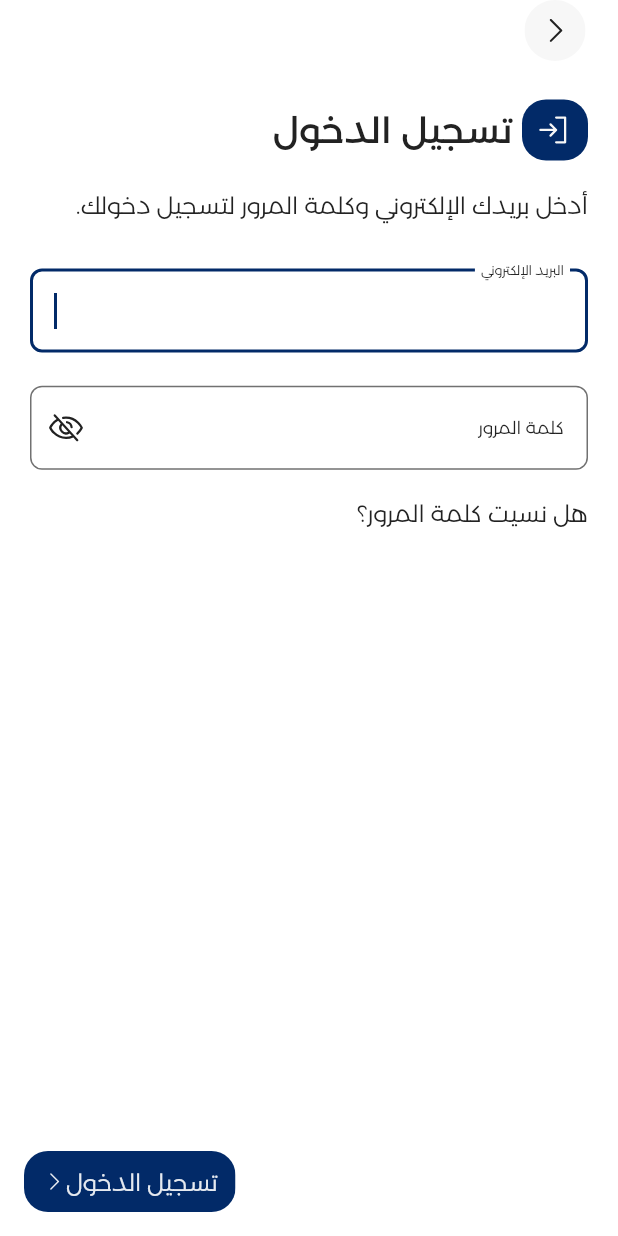
After one commit to HackerhaTeam/student_app, a Flutter app: the screen it shows after launch, on a phone screen of 412 x 824 dp. The commit adds this screen. Run offline on Flutter 3.47's test engine with Material 3 defaults, Android fonts, the phone set to English and light mode, and no system bars; our stand-ins replace flutter_bloc, flutter_svg, phosphor_flutter, pin_code_fields.

Commit message:
sign in Page UI Done

```diff
--- a/lib/core/widgets/custom_check_box.dart
+++ b/lib/core/widgets/custom_check_box.dart
@@ -1,6 +1,6 @@
 import 'package:flutter/material.dart';
 import 'package:student_hackerha/core/functions/get_responsive_size.dart';
-import 'package:student_hackerha/features/Auth/presentation/widgets/sign_up_page1_body.dart';
+import 'package:student_hackerha/features/Auth/presentation/widgets/signup_pages/sign_up_page1_body.dart';
 
 class CustomCheckBox extends StatelessWidget {
   const CustomCheckBox({
--- a/lib/core/widgets/custom_success_dialog.dart
+++ b/lib/core/widgets/custom_success_dialog.dart
@@ -28,7 +28,7 @@ class CustomSuccessDialog extends StatelessWidget {
       shape: RoundedRectangleBorder(borderRadius: BorderRadius.circular(20)),
       child: Padding(
         padding: EdgeInsets.symmetric(
-            horizontal: 24.w(context), vertical: 32.h(context)),
+            horizontal: 24.w(context), vertical: 24.h(context)),
         child: Column(
           mainAxisSize: MainAxisSize.min,
           children: [
@@ -38,7 +38,7 @@ class CustomSuccessDialog extends StatelessWidget {
               width: 115.w(context),
               fit: BoxFit.contain,
             ),
-            const SizedBox(height: 24),
+            SizedBox(height: 24.h(context)),
             Text(
               title,
               style: Theme.of(context)
@@ -47,7 +47,7 @@ class CustomSuccessDialog extends StatelessWidget {
                   .copyWith(fontWeight: FontWeight.bold),
               textAlign: TextAlign.center,
             ),
-            const SizedBox(height: 12),
+            SizedBox(height: 8.h(context)),
             Text(
               subtitle,
               style: Theme.of(context).textTheme.xParagraphLargeLose,
--- a/lib/features/Auth/presentation/pages/sign_up_pages/sign_up_page1.dart
+++ b/lib/features/Auth/presentation/pages/sign_up_pages/sign_up_page1.dart
@@ -1,7 +1,7 @@
 import 'package:flutter/material.dart';
 import 'package:student_hackerha/core/themes/extentions/app_backgrounds.dart';
 import 'package:student_hackerha/core/themes/extentions/app_content.dart';
-import 'package:student_hackerha/features/Auth/presentation/widgets/sign_up_page1_body.dart';
+import 'package:student_hackerha/features/Auth/presentation/widgets/signup_pages/sign_up_page1_body.dart';
 
 class SignUpPage1 extends StatelessWidget {
   const SignUpPage1({super.key, required this.onNext});
--- a/lib/features/Auth/presentation/pages/sign_up_pages/sign_up_page2.dart
+++ b/lib/features/Auth/presentation/pages/sign_up_pages/sign_up_page2.dart
@@ -2,7 +2,7 @@ import 'package:flutter/material.dart';
 import 'package:student_hackerha/core/themes/extentions/app_backgrounds.dart';
 import 'package:student_hackerha/core/themes/extentions/app_borders.dart';
 import 'package:student_hackerha/core/themes/extentions/app_content.dart';
-import 'package:student_hackerha/features/Auth/presentation/widgets/sign_up_page2_body.dart';
+import 'package:student_hackerha/features/Auth/presentation/widgets/signup_pages/sign_up_page2_body.dart';
 
 class SignUpPage2 extends StatelessWidget {
   const SignUpPage2({super.key, required this.onNext});
--- a/lib/features/Auth/presentation/pages/sign_up_pages/sign_up_page3.dart
+++ b/lib/features/Auth/presentation/pages/sign_up_pages/sign_up_page3.dart
@@ -1,5 +1,5 @@
 import 'package:flutter/material.dart';
-import 'package:student_hackerha/features/Auth/presentation/widgets/sign_up_page3_body.dart';
+import 'package:student_hackerha/features/Auth/presentation/widgets/signup_pages/sign_up_page3_body.dart';
 
 class SignUpPage3 extends StatelessWidget {
   const SignUpPage3({super.key, required this.onNext});
--- a/lib/features/Auth/presentation/pages/sign_up_pages/sign_up_page4.dart
+++ b/lib/features/Auth/presentation/pages/sign_up_pages/sign_up_page4.dart
@@ -1,5 +1,5 @@
 import 'package:flutter/material.dart';
-import 'package:student_hackerha/features/Auth/presentation/widgets/sign_up_page4_body.dart';
+import 'package:student_hackerha/features/Auth/presentation/widgets/signup_pages/sign_up_page4_body.dart';
 
 class SignUpPage4 extends StatelessWidget {
   const SignUpPage4({super.key, required this.onNext});
--- a/lib/features/Auth/presentation/pages/sign_up_pages/sign_up_page5.dart
+++ b/lib/features/Auth/presentation/pages/sign_up_pages/sign_up_page5.dart
@@ -1,5 +1,5 @@
 import 'package:flutter/material.dart';
-import 'package:student_hackerha/features/Auth/presentation/widgets/sign_up_page5_body.dart';
+import 'package:student_hackerha/features/Auth/presentation/widgets/signup_pages/sign_up_page5_body.dart';
 
 class SignUpPage5 extends StatelessWidget {
   const SignUpPage5({super.key, required this.onNext});
--- a/lib/features/Auth/presentation/pages/sign_up_pages/sign_up_page6.dart
+++ b/lib/features/Auth/presentation/pages/sign_up_pages/sign_up_page6.dart
@@ -1,6 +1,6 @@
 import 'package:flutter/material.dart';
 import 'package:student_hackerha/core/themes/extentions/app_backgrounds.dart';
-import 'package:student_hackerha/features/Auth/presentation/widgets/sign_up_page6_body.dart';
+import 'package:student_hackerha/features/Auth/presentation/widgets/signup_pages/sign_up_page6_body.dart';
 
 class SignUpPage6 extends StatelessWidget {
   const SignUpPage6({super.key, required this.onNext});
--- a/lib/features/Auth/presentation/widgets/buttons/floating_next_button.dart
+++ b/lib/features/Auth/presentation/widgets/buttons/floating_next_button.dart
@@ -12,11 +12,15 @@ class FloatingNextButton extends StatelessWidget {
     required this.formKey,
     required this.onNext,
     this.disabled,
+    this.buttonText,
+    this.width,
   });
 
   final GlobalKey<FormState> formKey;
   final VoidCallback onNext;
   final bool? disabled;
+  final String? buttonText;
+  final double? width;
   @override
   Widget build(BuildContext context) {
     final backgrounds = Theme.of(context).extension<AppBackgrounds>()!;
@@ -27,12 +31,12 @@ class FloatingNextButton extends StatelessWidget {
       borderRadius: 16.r(context),
       color: backgrounds.primaryBrand,
       height: 44.h(context),
-      width: 82.w(context),
+      width: width ?? 82.w(context),
       child: Row(
         mainAxisAlignment: MainAxisAlignment.center,
         children: [
           Text(
-            "التالي",
+            buttonText ?? "التالي",
             style: styles.xLabelLarge
                 .copyWith(color: content.brandDisabledPrimary),
           ),
--- a/lib/features/Auth/presentation/widgets/headers/auth_pages_header.dart
+++ b/lib/features/Auth/presentation/widgets/headers/auth_pages_header.dart
@@ -3,7 +3,7 @@ import 'package:flutter/material.dart';
 import 'package:student_hackerha/core/functions/get_responsive_size.dart';
 import 'package:student_hackerha/core/themes/extentions/app_backgrounds.dart';
 import 'package:student_hackerha/core/themes/typoGraphy/app_text_styles.dart';
-import 'package:student_hackerha/features/Auth/presentation/widgets/back_button.dart';
+import 'package:student_hackerha/features/Auth/presentation/widgets/buttons/back_button.dart';
 
 class AuthPagesHeader extends StatelessWidget {
   const AuthPagesHeader({
--- /dev/null
+++ b/lib/features/Auth/presentation/widgets/log_in_pages/log_in_page_body.dart
@@ -0,0 +1,129 @@
+// ignore_for_file: use_build_context_synchronously
+
+import 'package:flutter/material.dart';
+import 'package:phosphor_flutter/phosphor_flutter.dart';
+import 'package:student_hackerha/core/constants/assets.dart';
+import 'package:student_hackerha/core/functions/get_responsive_size.dart';
+import 'package:student_hackerha/core/themes/extentions/app_borders.dart';
+import 'package:student_hackerha/core/themes/extentions/app_content.dart';
+import 'package:student_hackerha/core/themes/typoGraphy/app_text_styles.dart';
+import 'package:student_hackerha/core/widgets/custom_success_dialog.dart';
+import 'package:student_hackerha/core/widgets/custom_text_field.dart';
+import 'package:student_hackerha/features/Auth/presentation/pages/sign_up_pages/sign_up_wrapper.dart';
+import 'package:student_hackerha/features/Auth/presentation/widgets/buttons/back_button.dart';
+import 'package:student_hackerha/features/Auth/presentation/widgets/buttons/floating_next_button.dart';
+import 'package:student_hackerha/features/Auth/presentation/widgets/headers/introduction_header.dart';
+
+class LoginPageBody extends StatefulWidget {
+  const LoginPageBody({super.key});
+
+  @override
+  State<LoginPageBody> createState() => _LoginPageBodyState();
+}
+
+class _LoginPageBodyState extends State<LoginPageBody> {
+  final TextEditingController emailController = TextEditingController();
+  final TextEditingController passwordController = TextEditingController();
+  final GlobalKey<FormState> formKey = GlobalKey<FormState>();
+  final FocusNode emailFocusNode = FocusNode();
+  @override
+  void initState() {
+    super.initState();
+
+    WidgetsBinding.instance.addPostFrameCallback((_) {
+      emailFocusNode.requestFocus();
+    });
+  }
+
+  @override
+  Widget build(BuildContext context) {
+    final content = Theme.of(context).extension<AppContent>()!;
+    final border = Theme.of(context).extension<AppBorders>()!;
+    final styles = Theme.of(context).textTheme;
+    return Scaffold(
+      floatingActionButton: FloatingNextButton(
+          width: 141.w(context),
+          buttonText: "تسجيل الدخول",
+          formKey: formKey,
+          onNext: () async {
+            if (formKey.currentState!.validate()) {
+              showDialog(
+                context: context,
+                barrierDismissible: false,
+                builder: (context) => const CustomSuccessDialog(
+                  svgAssetPath: AppAssets.successImage,
+                  title: "تم تسجيل دخولك!",
+                  subtitle:
+                      "أهلاً بك مجدداً معنا، شمر عن سواعدك وخلي تهكير المادة علينا.",
+                ),
+              );
+            }
+
+            await Future.delayed(
+              const Duration(seconds: 3),
+            );
+
+            Navigator.of(context).pop();
+            Navigator.of(context).push(
+              MaterialPageRoute(builder: (context) => AuthWrapper()),
+            );
+          }),
+      body: Padding(
+        padding: EdgeInsets.symmetric(horizontal: 20.w(context)),
+        child: SafeArea(
+          child: Form(
+            key: formKey,
+            child: Column(
+              crossAxisAlignment: CrossAxisAlignment.start,
+              children: [
+                AuthBackButton(onBack: () {}),
+                IntroductionHeader(
+                  styles: styles,
+                  introText: " تسجيل الدخول",
+                  icon: PhosphorIcons.signIn(),
+                ),
+                Padding(
+                  padding:
+                      EdgeInsets.only(top: 8.h(context), bottom: 32.h(context)),
+                  child: Text(
+                    "أدخل بريدك الإلكتروني وكلمة المرور لتسجيل دخولك.",
+                    style: styles.xParagraphLargeLose,
+                  ),
+                ),
+                Center(
+                  child: CustomTextField(
+                    focusNode: emailFocusNode,
+                    keyboardType: TextInputType.emailAddress,
+                    fieldType: FieldType.email,
+                    label: "البريد الإلكتروني",
+                    radius: 8.r(context),
+                    controller: emailController,
+                  ),
+                ),
+                SizedBox(
+                  height: 24.h(context),
+                ),
+                Center(
+                  child: CustomTextField(
+                    keyboardType: TextInputType.text,
+                    fieldType: FieldType.password,
+                    label: "كلمة المرور",
+                    radius: 8.r(context),
+                    controller: passwordController,
+                  ),
+                ),
+                SizedBox(
+                  height: 18.h(context),
+                ),
+                Text(
+                  "هل نسيت كلمة المرور؟",
+                  style: styles.xLabelLarge,
+                )
+              ],
+            ),
+          ),
+        ),
+      ),
+    );
+  }
+}
--- a/lib/features/Auth/presentation/widgets/signup_pages/sign_up_page1_body.dart
+++ b/lib/features/Auth/presentation/widgets/signup_pages/sign_up_page1_body.dart
@@ -6,7 +6,7 @@ import 'package:student_hackerha/core/themes/extentions/app_content.dart';
 import 'package:student_hackerha/core/themes/typoGraphy/app_text_styles.dart';
 import 'package:student_hackerha/core/widgets/custom_button.dart';
 import 'package:student_hackerha/core/widgets/custom_check_box.dart';
-import 'package:student_hackerha/features/Auth/presentation/widgets/introduction_header.dart';
+import 'package:student_hackerha/features/Auth/presentation/widgets/headers/introduction_header.dart';
 
 class SignUpPage1Body extends StatefulWidget {
   const SignUpPage1Body({
--- a/lib/features/Auth/presentation/widgets/signup_pages/sign_up_page2_body.dart
+++ b/lib/features/Auth/presentation/widgets/signup_pages/sign_up_page2_body.dart
@@ -9,8 +9,8 @@ import 'package:student_hackerha/core/themes/extentions/app_content.dart';
 import 'package:student_hackerha/core/themes/typoGraphy/app_text_styles.dart';
 
 import 'package:student_hackerha/core/widgets/custom_text_field.dart';
-import 'package:student_hackerha/features/Auth/presentation/widgets/floating_next_button.dart';
-import 'package:student_hackerha/features/Auth/presentation/widgets/introduction_header.dart';
+import 'package:student_hackerha/features/Auth/presentation/widgets/buttons/floating_next_button.dart';
+import 'package:student_hackerha/features/Auth/presentation/widgets/headers/introduction_header.dart';
 
 class SignUpPage2Body extends StatefulWidget {
   const SignUpPage2Body({
--- a/lib/features/Auth/presentation/widgets/signup_pages/sign_up_page3_body.dart
+++ b/lib/features/Auth/presentation/widgets/signup_pages/sign_up_page3_body.dart
@@ -4,8 +4,8 @@ import 'package:student_hackerha/core/functions/get_responsive_size.dart';
 import 'package:student_hackerha/core/themes/typoGraphy/app_text_styles.dart';
 import 'package:student_hackerha/core/widgets/Custom_DropdownField.dart';
 import 'package:student_hackerha/core/widgets/custom_text_field.dart';
-import 'package:student_hackerha/features/Auth/presentation/widgets/floating_next_button.dart';
-import 'package:student_hackerha/features/Auth/presentation/widgets/introduction_header.dart';
+import 'package:student_hackerha/features/Auth/presentation/widgets/buttons/floating_next_button.dart';
+import 'package:student_hackerha/features/Auth/presentation/widgets/headers/introduction_header.dart';
 
 class SignUpPage3Body extends StatefulWidget {
   const SignUpPage3Body({
--- a/lib/features/Auth/presentation/widgets/signup_pages/sign_up_page5_body.dart
+++ b/lib/features/Auth/presentation/widgets/signup_pages/sign_up_page5_body.dart
@@ -3,8 +3,8 @@ import 'package:phosphor_flutter/phosphor_flutter.dart';
 import 'package:student_hackerha/core/functions/get_responsive_size.dart';
 import 'package:student_hackerha/core/themes/typoGraphy/app_text_styles.dart';
 import 'package:student_hackerha/core/widgets/custom_text_field.dart';
-import 'package:student_hackerha/features/Auth/presentation/widgets/floating_next_button.dart';
-import 'package:student_hackerha/features/Auth/presentation/widgets/introduction_header.dart';
+import 'package:student_hackerha/features/Auth/presentation/widgets/buttons/floating_next_button.dart';
+import 'package:student_hackerha/features/Auth/presentation/widgets/headers/introduction_header.dart';
 
 class SignUpPage5Body extends StatefulWidget {
   const SignUpPage5Body({
--- a/lib/main.dart
+++ b/lib/main.dart
@@ -4,8 +4,9 @@ import 'package:student_hackerha/core/manager/theme_cubit/theme_cubit.dart';
 import 'package:student_hackerha/core/manager/theme_cubit/theme_state.dart';
 import 'package:student_hackerha/core/themes/app_theme.dart';
 import 'package:flutter_localizations/flutter_localizations.dart';
+import 'package:student_hackerha/features/Auth/presentation/pages/log_in_pages/log_in_page.dart';
 
-import 'package:student_hackerha/features/Auth/presentation/pages/auth_wrapper.dart';
+import 'package:student_hackerha/features/Auth/presentation/pages/sign_up_pages/sign_up_wrapper.dart';
 
 void main() {
   runApp(
@@ -43,7 +44,7 @@ class MyApp extends StatelessWidget {
           themeMode: state.themeMode,
           theme: AppTheme.light,
           darkTheme: AppTheme.light,
-          home: const AuthWrapper(),
+          home: const LogInPage(),
         );
       },
     );
```
Also changed, not shown: lib/features/Auth/presentation/pages/log_in_pages/log_in_page.dart (+2 -13 lines), lib/features/Auth/presentation/pages/sign_up_pages/sign_up_wrapper.dart (+6 -6 lines), lib/features/Auth/presentation/widgets/signup_pages/sign_up_page4_body.dart (+6 -6 lines), lib/features/Auth/presentation/widgets/signup_pages/sign_up_page6_body.dart (+18 -8 lines), 4 other files.
